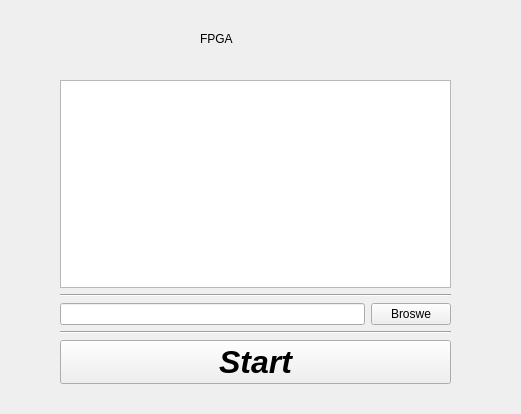
Above: GUIfiles/FPGA.ui from doctoboggan/DeathRay before the change. Below: the same form after it.
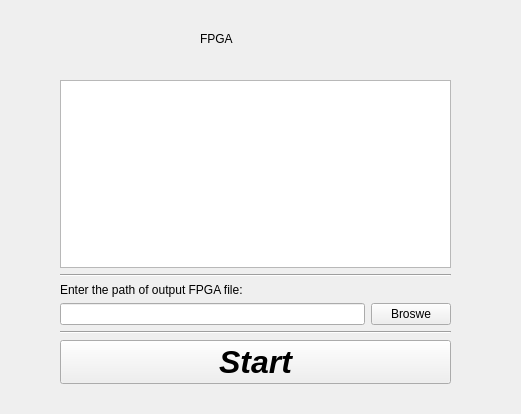
That is the form after the change.

Patch:
```diff
--- a/GUIfiles/FPGA.ui
+++ b/GUIfiles/FPGA.ui
@@ -26,7 +26,7 @@
     <string>FPGA</string>
    </property>
   </widget>
-  <widget class="QWidget" name="">
+  <widget class="QWidget" name="layoutWidget">
    <property name="geometry">
     <rect>
      <x>60</x>
@@ -50,6 +50,13 @@
       </item>
      </layout>
     </item>
+    <item>
+     <widget class="QLabel" name="label_2">
+      <property name="text">
+       <string>Enter the path of output FPGA file:</string>
+      </property>
+     </widget>
+    </item>
     <item>
      <layout class="QVBoxLayout" name="verticalLayout_3">
       <item>
```
